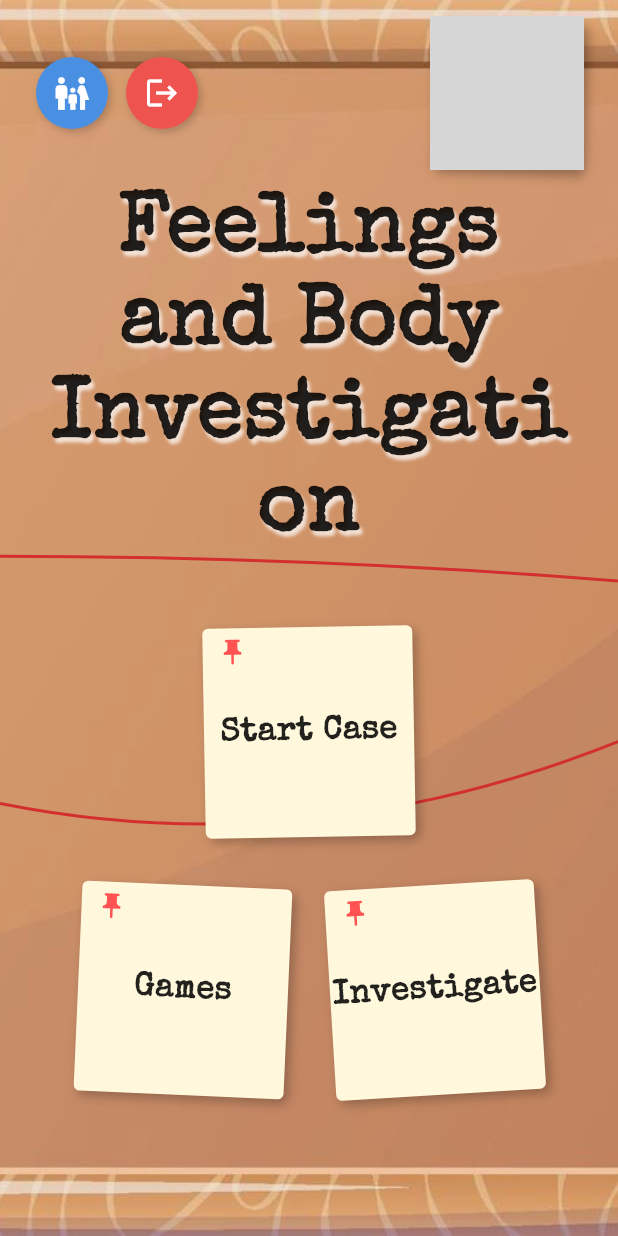
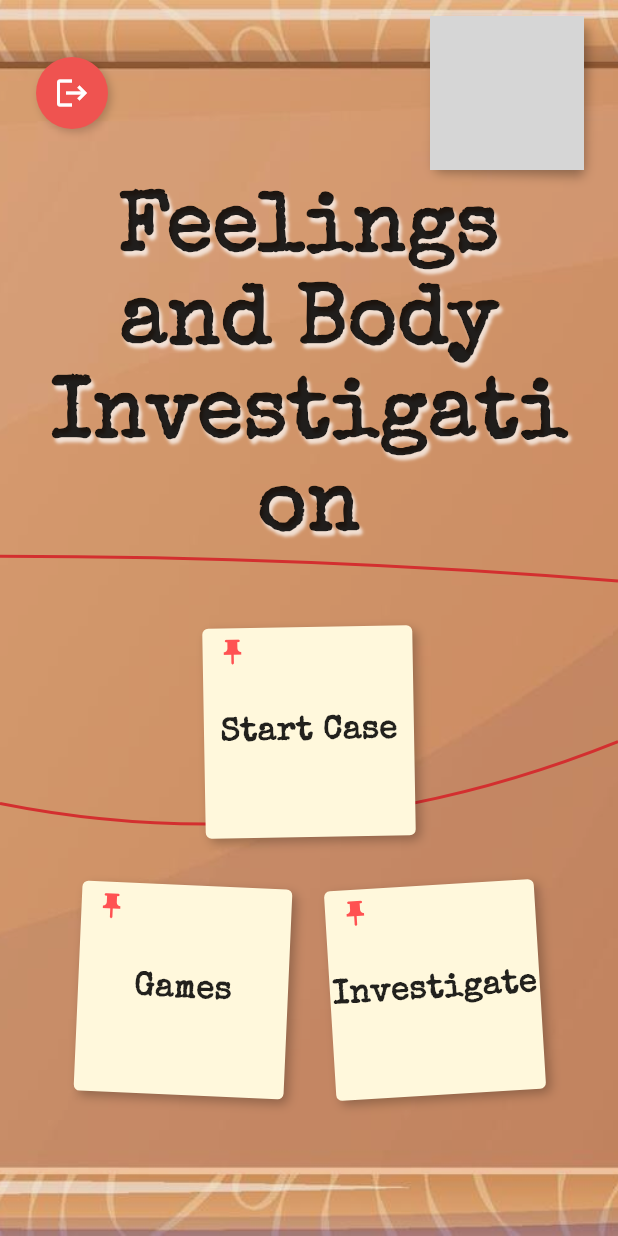
Before and after one commit to cynthiajma/fbiapp, a Flutter app: the HomePage screen opened by its route, on a phone screen of 412 x 824 dp. Run offline on Flutter 3.47's test engine with Material 3 defaults, Android fonts, the phone set to English and light mode, and no system bars; our stand-ins replace audioplayers, email_validator, get, graphql_flutter, share_plus, shared_preferences; missing offline and left inert: fluttermoji; accounts and stored records are empty; grey boxes are pictures that could not be loaded.

Commit message:
removed parent login button

```diff
--- a/fbi_app/lib/pages/home_page.dart
+++ b/fbi_app/lib/pages/home_page.dart
@@ -1,7 +1,6 @@
 import 'package:flutter/material.dart';
 import 'package:fluttermoji/fluttermoji.dart';
 import 'character_library_page.dart';
-import 'parent_login_page.dart';
 import 'child_login_page.dart';
 import 'child_profile_page.dart';
 import 'heartbeat_page.dart';
@@ -66,32 +65,6 @@ class _HomePageState extends State<HomePage> {
                   Row(
                     mainAxisAlignment: MainAxisAlignment.spaceBetween,
                     children: [
-                      Row(
-                        children: [
-                          // Parent Profile Button
-                          Container(
-                            decoration: BoxDecoration(
-                              color: const Color(0xff4a90e2),
-                              shape: BoxShape.circle,
-                              boxShadow: [
-                                BoxShadow(
-                                  offset: const Offset(2, 2),
-                                  blurRadius: 4,
-                                  color: Colors.black.withOpacity(0.2),
-                                ),
-                              ],
-                            ),
-                            child: IconButton(
-                              icon: const Icon(Icons.family_restroom, color: Colors.white, size: 26),
-                              onPressed: () {
-                                Navigator.of(context).push(
-                                  MaterialPageRoute(builder: (_) => ParentLoginPage()),
-                                );
-                              },
-                              tooltip: 'Parent Access',
-                            ),
-                          ),
-                          const SizedBox(width: 12),
                       // Logout Button
                       Container(
                         decoration: BoxDecoration(
@@ -118,8 +91,6 @@ class _HomePageState extends State<HomePage> {
                           },
                           tooltip: 'Logout',
                         ),
-                          ),
-                        ],
                       ),
                       const _ProfileButton(),
                     ],
```
Lines whose indentation alone changed are shown as unchanged.
